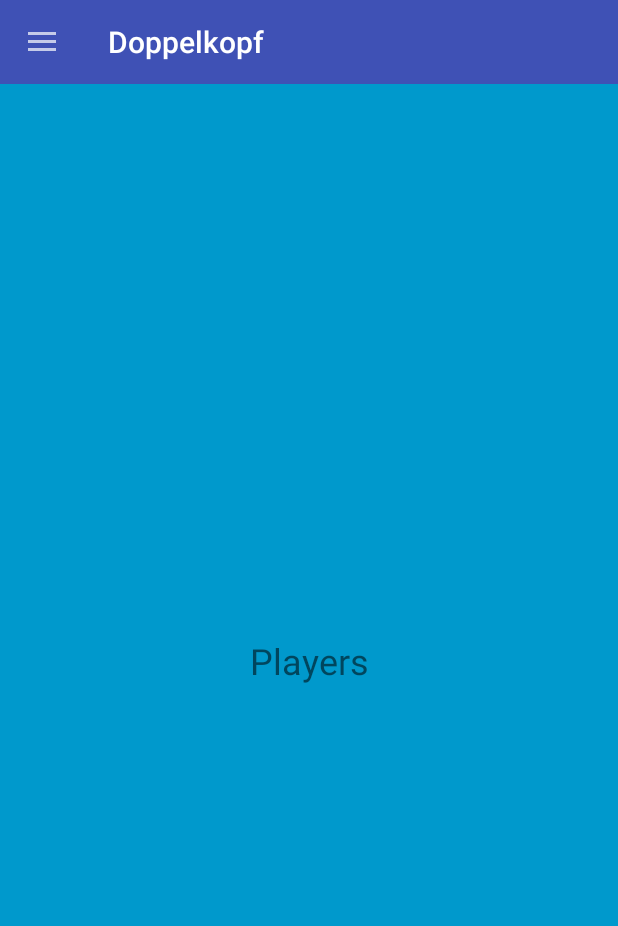
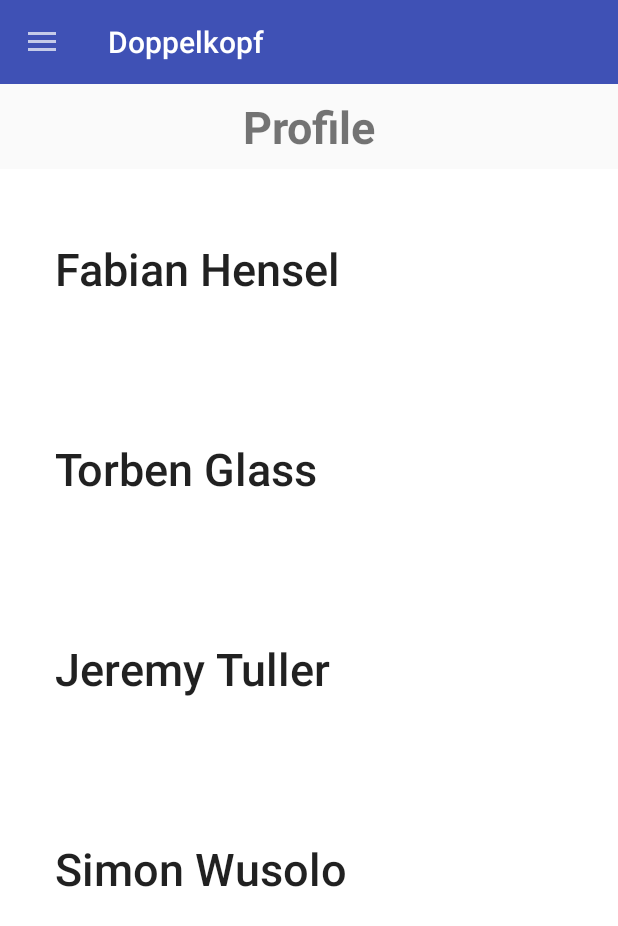
Before and after one commit to fabianshensel/Wusolo, an Android app: the screen it shows after launch (MainActivity), in the side drawer, after a tap on "Profile", on a phone screen of 412 x 824 dp. Shown: the top 926 px of the screen. Run offline under Robolectric (Android 15) with nearby library versions, the phone set to English and light mode, and no system bars.

Commit message:
Player implements now Parceable PlayerList list is functional and displays PlayerProfil on Click

```diff
--- a/app/build.gradle
+++ b/app/build.gradle
@@ -4,7 +4,7 @@ android {
     compileSdkVersion 28
     defaultConfig {
         applicationId "com.example.fabia.doppelkopfnew"
-        minSdkVersion 15
+        minSdkVersion 21
         targetSdkVersion 28
         versionCode 1
         versionName "1.0"
--- a/app/src/main/AndroidManifest.xml
+++ b/app/src/main/AndroidManifest.xml
@@ -1,6 +1,7 @@
 <?xml version="1.0" encoding="utf-8"?>
 <manifest xmlns:android="http://schemas.android.com/apk/res/android"
     package="com.example.fabia.doppelkopfnew">
+
 
     <application
         android:allowBackup="true"
--- a/app/src/main/java/com/example/fabia/doppelkopfnew/MainActivity.java
+++ b/app/src/main/java/com/example/fabia/doppelkopfnew/MainActivity.java
@@ -14,11 +14,14 @@ import com.example.fabia.doppelkopfnew.myFragments.PlayersFragment;
 import com.example.fabia.doppelkopfnew.myFragments.SettingsFragment;
 import com.example.fabia.doppelkopfnew.myFragments.TopsAndFlopsFragment;
 
+import java.util.ArrayList;
+
 public class MainActivity extends AppCompatActivity {
 
     private DrawerLayout mDrawerLayout;
     private ActionBarDrawerToggle mToggle;
     private Toolbar mToolbar;
+    private PlayerController playerController;
 
     @Override
     protected void onCreate(Bundle savedInstanceState) {
@@ -34,6 +37,10 @@ public class MainActivity extends AppCompatActivity {
         mToggle.syncState();
 
         getSupportActionBar().setDisplayHomeAsUpEnabled(true);
+
+        playerController = new PlayerController(new ArrayList<Player>());
+        //nur platzhalter später mit einlesen von json oder so
+        playerController.fillList();
 
 
     }
@@ -59,8 +66,12 @@ public class MainActivity extends AppCompatActivity {
                 break;
 
             case R.id.nav_profiles:
-                getSupportFragmentManager().beginTransaction().replace(R.id.myFrameLayout,new PlayersFragment()).commit();
+                PlayersFragment pFrag = new PlayersFragment();
+                getSupportFragmentManager().beginTransaction().replace(R.id.myFrameLayout,pFrag).commit();
                 mDrawerLayout.closeDrawers();
+                //Liste mit Spielern an Fragment uebergeben
+                pFrag.setContext(this);
+                pFrag.setPlayerList(playerController.getPlayerList());
                 break;
             case R.id.nav_lastgame:
                 getSupportFragmentManager().beginTransaction().replace(R.id.myFrameLayout,new LastGameFragment()).commit();
@@ -78,8 +89,6 @@ public class MainActivity extends AppCompatActivity {
                 getSupportFragmentManager().beginTransaction().replace(R.id.myFrameLayout,new AboutUsFragment()).commit();
                 mDrawerLayout.closeDrawers();
                 break;
-            default:
-                return true;
         }
         return true;
     }
--- /dev/null
+++ b/app/src/main/java/com/example/fabia/doppelkopfnew/PlayerController.java
@@ -0,0 +1,26 @@
+package com.example.fabia.doppelkopfnew;
+
+import java.util.ArrayList;
+
+public class PlayerController {
+    private ArrayList<Player> playerList;
+
+    public PlayerController(ArrayList<Player> playerList) {
+        this.playerList = playerList;
+    }
+
+    public ArrayList<Player> getPlayerList() {
+        return playerList;
+    }
+
+    public void setPlayerList(ArrayList<Player> playerList) {
+        this.playerList = playerList;
+    }
+
+    public void fillList(){
+        playerList.add(new Player("Fabian Hensel","Ich spiele super gerne Doppelkopf",null,new PlayerStats(1,99)));
+        playerList.add(new Player("Torben Glass","Halt dein Maul",null,new PlayerStats(99,1)));
+        playerList.add(new Player("Jeremy Tuller","Ich hab dann mal Recht studiert",null,new PlayerStats(0,0)));
+        playerList.add(new Player("Simon Wusolo","Wo ist die Milch hin?",null,new PlayerStats(99,99)));
+    }
+}
--- a/app/src/main/java/com/example/fabia/doppelkopfnew/PlayerProfilActivity.java
+++ b/app/src/main/java/com/example/fabia/doppelkopfnew/PlayerProfilActivity.java
@@ -11,8 +11,8 @@ public class PlayerProfilActivity extends AppCompatActivity {
         super.onCreate(savedInstanceState);
         setContentView(R.layout.activity_player_profil);
 
-        //Dummy Player to Display
-        Player toDisplay = new Player("Max Mustermann","Hier ist ein Beispiel Text für das Kommentarfeld",null,new PlayerStats(40,30));
+        //get Player from Intent
+        Player toDisplay = (Player) getIntent().getParcelableExtra("player");
 
         //Get Views
         TextView nameTV = (TextView)findViewById(R.id.profilPlayerNameTextView);
--- a/app/src/main/java/com/example/fabia/doppelkopfnew/myFragments/PlayersFragment.java
+++ b/app/src/main/java/com/example/fabia/doppelkopfnew/myFragments/PlayersFragment.java
@@ -1,5 +1,8 @@
 package com.example.fabia.doppelkopfnew.myFragments;
 
+import android.content.Context;
+import android.content.Intent;
+import android.graphics.Color;
 import android.os.Bundle;
 import android.support.annotation.NonNull;
 import android.support.annotation.Nullable;
@@ -7,13 +10,70 @@ import android.support.v4.app.Fragment;
 import android.view.LayoutInflater;
 import android.view.View;
 import android.view.ViewGroup;
+import android.widget.Button;
+import android.widget.LinearLayout;
 
+import com.example.fabia.doppelkopfnew.MainActivity;
+import com.example.fabia.doppelkopfnew.Player;
+import com.example.fabia.doppelkopfnew.PlayerProfilActivity;
 import com.example.fabia.doppelkopfnew.R;
 
+import java.util.ArrayList;
+
 public class PlayersFragment extends Fragment {
+
+    private LinearLayout linLayout;
+    private ArrayList<Player> playerList;
+    private Context c;
+
+    public void setContext(Context c){
+        this.c = c;
+    }
+
+    public void setPlayerList(ArrayList<Player> pList){
+        this.playerList = pList;
+    }
+
+    private void displayPlayer(){
+        for(int i = 0; i < playerList.size();i++) {
+            final Button b = new Button(c);
+            b.setText("     " + playerList.get(i).getName());
+            b.setId(i);
+            b.setTextAlignment(View.TEXT_ALIGNMENT_TEXT_START);
+            b.setStateListAnimator(null);
+            b.setBackgroundColor(Color.WHITE);
+            b.setTextSize(30);
+            b.setAllCaps(false);
+            b.setLayoutParams(new LinearLayout.LayoutParams(ViewGroup.LayoutParams.MATCH_PARENT,200));
+            b.setOnClickListener(new View.OnClickListener() {
+                @Override
+                public void onClick(View view) {
+                    Intent intent = new Intent(c, PlayerProfilActivity.class);
+                    intent.putExtra("player",playerList.get(b.getId()));
+                    startActivity(intent);
+                }
+            });
+            linLayout.addView(b);
+        }
+    }
+
+    @Override
+    public void onStart() {
+        super.onStart();
+        linLayout.removeAllViews();
+        displayPlayer();
+    }
+
+
+
     @Nullable
     @Override
     public View onCreateView(@NonNull LayoutInflater inflater, @Nullable ViewGroup container, @Nullable Bundle savedInstanceState) {
-        return inflater.inflate(R.layout.fragment_players,container,false);
+        View v = inflater.inflate(R.layout.fragment_players,container,false);
+
+        linLayout = v.findViewById(R.id.playerListLinearLayout);
+
+        return v;
     }
+
 }
--- a/app/src/main/java/com/example/fabia/doppelkopfnew/myFragments/TopsAndFlopsFragment.java
+++ b/app/src/main/java/com/example/fabia/doppelkopfnew/myFragments/TopsAndFlopsFragment.java
@@ -7,6 +7,7 @@ import android.support.v4.app.Fragment;
 import android.view.LayoutInflater;
 import android.view.View;
 import android.view.ViewGroup;
+import android.widget.TextView;
 
 import com.example.fabia.doppelkopfnew.R;
 
@@ -16,4 +17,5 @@ public class TopsAndFlopsFragment extends Fragment {
     public View onCreateView(@NonNull LayoutInflater inflater, @Nullable ViewGroup container, @Nullable Bundle savedInstanceState) {
         return inflater.inflate(R.layout.fragment_tops_and_flops,container,false);
     }
+
 }
--- a/app/src/main/res/layout/fragment_players.xml
+++ b/app/src/main/res/layout/fragment_players.xml
@@ -1,26 +1,33 @@
 <?xml version="1.0" encoding="utf-8"?>
-<android.support.constraint.ConstraintLayout
-    xmlns:android="http://schemas.android.com/apk/res/android"
-    xmlns:app="http://schemas.android.com/apk/res-auto"
+
+        <android.support.constraint.ConstraintLayout xmlns:app="http://schemas.android.com/apk/res-auto"
             xmlns:tools="http://schemas.android.com/tools"
             android:layout_width="match_parent"
             android:layout_height="match_parent"
-    android:background="@android:color/holo_blue_dark">
+            xmlns:android="http://schemas.android.com/apk/res/android">
 
             <TextView
+                android:id="@+id/textView"
                 android:layout_width="wrap_content"
                 android:layout_height="wrap_content"
-        android:layout_marginBottom="8dp"
                 android:layout_marginEnd="8dp"
-        android:layout_marginLeft="8dp"
-        android:layout_marginRight="8dp"
                 android:layout_marginStart="8dp"
                 android:layout_marginTop="8dp"
-        android:text="Players"
-        android:textSize="24sp"
-        app:layout_constraintBottom_toBottomOf="parent"
+                android:text="Profile"
+                android:textSize="30sp"
                 app:layout_constraintEnd_toEndOf="parent"
                 app:layout_constraintStart_toStartOf="parent"
-        app:layout_constraintTop_toTopOf="parent" />
+                app:layout_constraintTop_toTopOf="parent"
+                android:textStyle="bold" />
 
+    <LinearLayout
+        android:id="@+id/playerListLinearLayout"
+        android:layout_width="match_parent"
+        android:layout_height="wrap_content"
+        android:layout_marginTop="8dp"
+        android:orientation="vertical"
+        app:layout_constraintBottom_toBottomOf="parent"
+        app:layout_constraintTop_toBottomOf="@+id/textView"
+        app:layout_constraintVertical_bias="0.0"
+        tools:layout_editor_absoluteX="16dp"></LinearLayout>
         </android.support.constraint.ConstraintLayout>
--- a/app/src/main/res/values/strings.xml
+++ b/app/src/main/res/values/strings.xml
@@ -14,5 +14,6 @@
     <string name="Spielerstatistik">Spielerstatistik</string>
     <string name="wins">Wins</string>
     <string name="loss">Loses</string>
+    <string name="profile">Profile</string>
 
 </resources>
```
Also changed, not shown: app/src/main/java/com/example/fabia/doppelkopfnew/Player.java (+51 -1 lines). Lines whose indentation alone changed are shown as unchanged.
